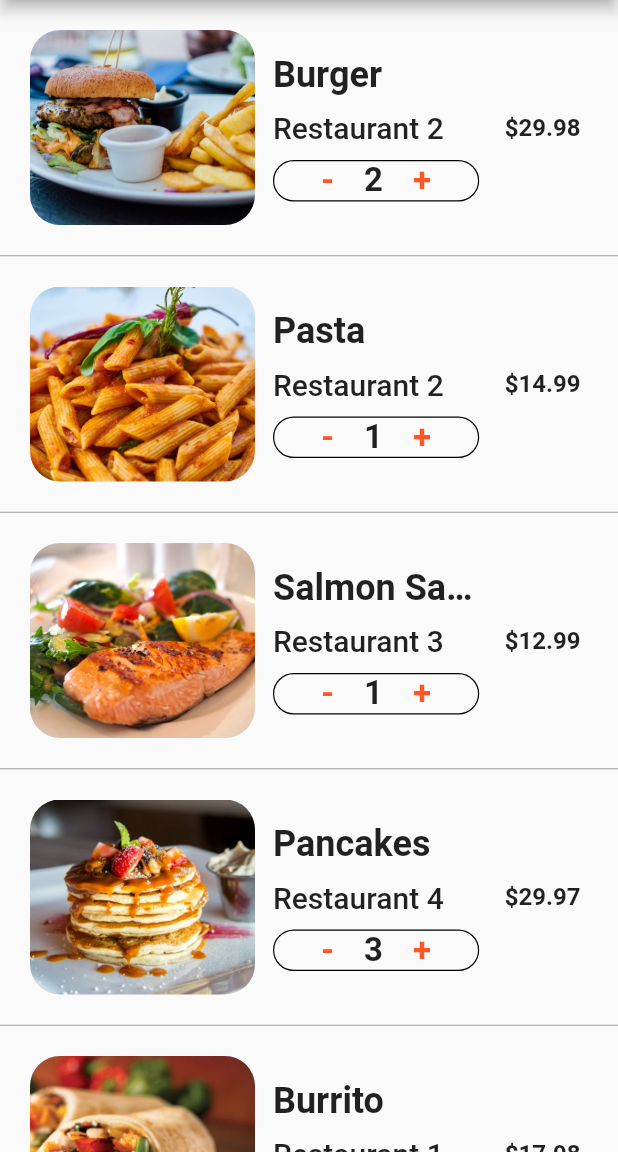
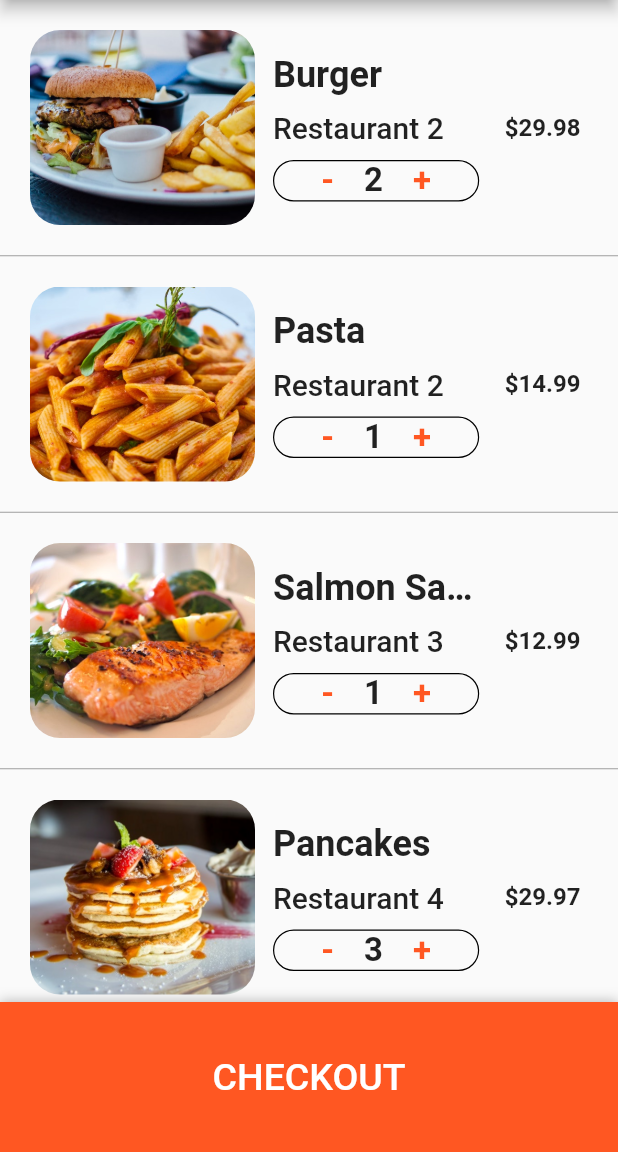
Before and after one commit to imrishuroy/Flutter-Food-Delivery-UI, a Flutter app: the CartScreen screen opened directly, on a phone screen of 412 x 824 dp, the part 84-1236 px from its top. Run offline on Flutter 3.47's test engine with Material 2 defaults, Android fonts, the phone set to English and light mode, and no system bars.

Commit message:
completed cart screen

```diff
--- a/lib/screens/cart_screen.dart
+++ b/lib/screens/cart_screen.dart
@@ -123,15 +123,69 @@ class _CartScreenState extends State<CartScreen> {
 
   @override
   Widget build(BuildContext context) {
+    double totalPrice = 0.0;
+    currentUser.cart.forEach(
+        (Order order) => totalPrice += order.quantity * order.food.price);
     return Scaffold(
       appBar: AppBar(
         title: Text('Cart (${currentUser.cart.length})'),
       ),
       body: ListView.separated(
-        itemCount: currentUser.cart.length,
+        itemCount: currentUser.cart.length + 1,
         itemBuilder: (BuildContext context, index) {
-          Order order = currentUser.cart[index];
-          return _buildCartItem(order);
+          if (index < currentUser.cart.length) {
+            Order order = currentUser.cart[index];
+            return _buildCartItem(order);
+          } else {
+            return Padding(
+              padding: const EdgeInsets.all(10.0),
+              child: Column(
+                children: [
+                  Row(
+                    mainAxisAlignment: MainAxisAlignment.spaceBetween,
+                    children: [
+                      Text(
+                        'Estimate Delivery Time :',
+                        style: TextStyle(
+                          fontSize: 20.0,
+                          fontWeight: FontWeight.w600,
+                        ),
+                      ),
+                      Text(
+                        '25 min',
+                        style: TextStyle(
+                          fontSize: 20.0,
+                          fontWeight: FontWeight.w600,
+                        ),
+                      )
+                    ],
+                  ),
+                  SizedBox(height: 10),
+                  Row(
+                    mainAxisAlignment: MainAxisAlignment.spaceBetween,
+                    children: [
+                      Text(
+                        'Total Cost :',
+                        style: TextStyle(
+                          fontSize: 20.0,
+                          fontWeight: FontWeight.w600,
+                        ),
+                      ),
+                      Text(
+                        '\$${totalPrice.toStringAsFixed(2)}',
+                        style: TextStyle(
+                          fontSize: 20.0,
+                          color: Colors.green[700],
+                          fontWeight: FontWeight.w600,
+                        ),
+                      )
+                    ],
+                  ),
+                  SizedBox(height: 80.0),
+                ],
+              ),
+            );
+          }
         },
         separatorBuilder: (BuildContext context, index) {
           return Divider(
@@ -140,6 +194,32 @@ class _CartScreenState extends State<CartScreen> {
           );
         },
       ),
+      bottomSheet: Container(
+        height: 100,
+        width: MediaQuery.of(context).size.width,
+        decoration: BoxDecoration(
+          color: Theme.of(context).primaryColor,
+          boxShadow: [
+            BoxShadow(
+              color: Colors.black26,
+              offset: Offset(0, -1),
+              blurRadius: 6.0,
+            ),
+          ],
+        ),
+        child: Center(
+          child: FlatButton(
+            onPressed: () {},
+            child: Text(
+              'CHECKOUT',
+              style: TextStyle(
+                fontSize: 25,
+                color: Colors.white,
+              ),
+            ),
+          ),
+        ),
+      ),
     );
   }
 }
```
